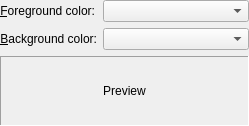
Above: src/viewer/irccolorchooserui.ui from KDE/konversation before the change. Below: the same form after it.
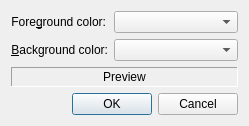
That is the form after the change. Custom widgets are drawn as their Qt base class.

Commit message: Port IRCColorChooser to QDialog

Diff of the .ui file:
```diff
--- a/src/viewer/irccolorchooserui.ui
+++ b/src/viewer/irccolorchooserui.ui
@@ -11,9 +11,6 @@
    </rect>
   </property>
   <layout class="QGridLayout">
-   <property name="margin">
-    <number>0</number>
-   </property>
    <item row="2" column="0" colspan="2">
     <widget class="QLabel" name="m_previewLbl">
      <property name="toolTip">
@@ -74,7 +71,7 @@
 &lt;b&gt;Note:  Not all users turn on the option to see this.&lt;/b&gt;&lt;/qt&gt;</string>
      </property>
      <property name="text">
-      <string>&amp;Foreground color:</string>
+      <string>Fore&amp;ground color:</string>
      </property>
      <property name="alignment">
       <set>Qt::AlignRight|Qt::AlignTrailing|Qt::AlignVCenter</set>
@@ -136,10 +133,15 @@
      </property>
     </widget>
    </item>
+   <item row="3" column="0" colspan="2">
+    <widget class="QDialogButtonBox" name="m_buttonBox">
+     <property name="standardButtons">
+      <set>QDialogButtonBox::Cancel|QDialogButtonBox::Ok</set>
+     </property>
+    </widget>
+   </item>
   </layout>
  </widget>
- <layoutdefault spacing="6" margin="11"/>
- <layoutfunction spacing="KDialog::spacingHint" margin="KDialog::marginHint"/>
  <customwidgets>
   <customwidget>
    <class>KComboBox</class>
```
Left out of the diff: 4 changed lines with no effect on the pictures. The commit also changes 2 other files.
